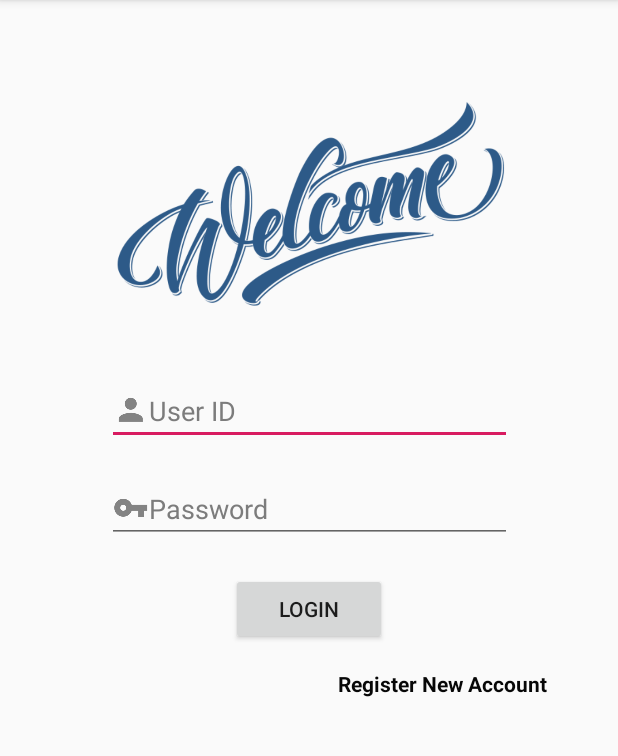
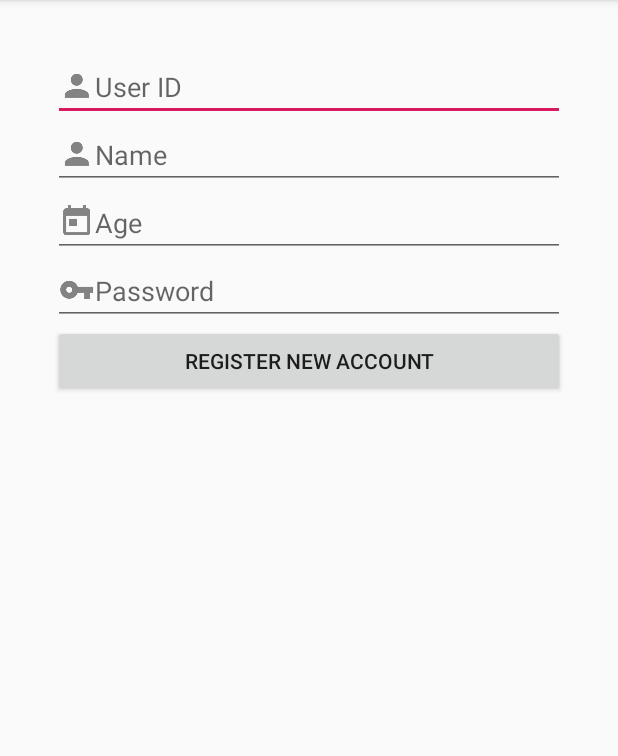
Before and after one commit to poowanut123/mobilefinal, an Android app: the screen it shows after launch (MainActivity before the commit, Register_fragment after it), after a tap on "Register New Account", on a phone screen of 412 x 824 dp, the part 84-840 px from its top. Run offline under Robolectric (Android 15) with nearby library versions, the phone set to English and light mode, and no system bars.

Commit message:
Add files via upload

```diff
--- /dev/null
+++ b/app/src/main/java/a59070140/ac/kmitl/ac/th/mobilefinal/Register_fragment.java
@@ -0,0 +1,35 @@
+package a59070140.ac.kmitl.ac.th.mobilefinal;
+
+import android.database.sqlite.SQLiteDatabase;
+import android.support.v7.app.AppCompatActivity;
+import android.os.Bundle;
+import android.view.View;
+import android.widget.Button;
+import android.widget.EditText;
+import android.widget.Toast;
+
+public class Register_fragment extends AppCompatActivity {
+
+    @Override
+    protected void onCreate(Bundle savedInstanceState) {
+        super.onCreate(savedInstanceState);
+        setContentView(R.layout.register_fragment);
+        SQLiteDatabase myDB = openOrCreateDatabase("my.db", MODE_PRIVATE, null);
+        myDB.execSQL("CREATE TABLE IF NOT EXISTS account (id INTEGER PRIMARY KEY AUTOINCREMENT, username VARCHAR(200), password VARCHAR(200))");
+        final EditText user_id = (EditText)findViewById(R.id.register_username);
+        EditText name = (EditText)findViewById(R.id.register_name);
+        EditText age = (EditText)findViewById(R.id.register_age);
+        EditText password = (EditText)findViewById(R.id.register_password);
+        Button register_btn = (Button)findViewById(R.id.register_btn);
+        register_btn.setOnClickListener(new View.OnClickListener() {
+            @Override
+            public void onClick(View view) {
+                if(user_id.equals(null)){
+                    Toast.makeText(getBaseContext(),"Please fill out this" ,Toast.LENGTH_LONG).show();
+                }
+
+
+            }
+        });
+    }
+}
```
Also changed, not shown: app/src/main/java/a59070140/ac/kmitl/ac/th/mobilefinal/Home_fragment.java (added, +13 -0 lines), app/src/main/java/a59070140/ac/kmitl/ac/th/mobilefinal/MainActivity.java (line endings or trailing spaces).
